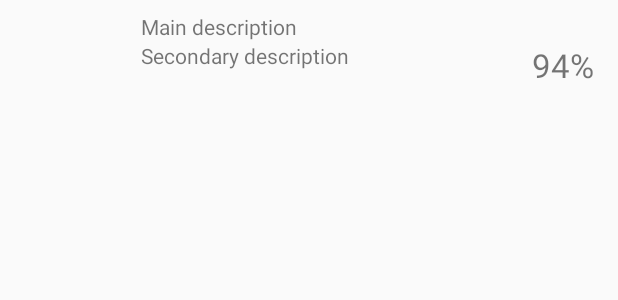
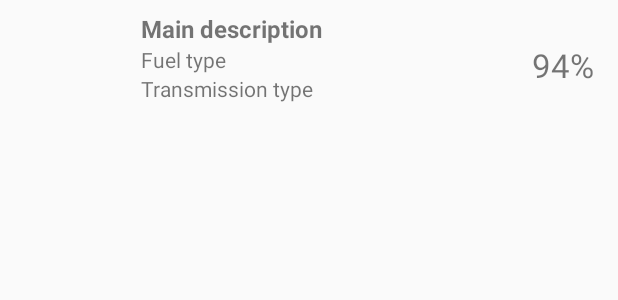
Before and after one commit to khelben5/cars, an Android app: the layout list_item_car.xml on its own in the app's theme, with its tools: preview values and no code run, on a phone screen of 412 x 824 dp. Shown: the top 300 px of the screen. Run offline under Robolectric (Android 15) with nearby library versions, the light colour scheme and no system bars.

Commit message:
Improve the list cell design.

```diff
--- a/app/src/main/res/layout/list_item_car.xml
+++ b/app/src/main/res/layout/list_item_car.xml
@@ -23,19 +23,30 @@
         android:layout_width="0dp"
         android:layout_height="wrap_content"
         android:layout_marginStart="8dp"
+        android:textSize="16sp"
+        android:textStyle="bold"
         app:layout_constraintEnd_toStartOf="@id/listItemCarFuelLevel"
         app:layout_constraintStart_toEndOf="@id/listItemCarPicture"
         app:layout_constraintTop_toTopOf="@id/listItemCarPicture"
         tools:text="Main description" />
 
     <TextView
-        android:id="@+id/listItemCarSecondaryDescription"
+        android:id="@+id/listItemCarFuel"
         android:layout_width="0dp"
         android:layout_height="wrap_content"
         app:layout_constraintEnd_toEndOf="@id/listItemCarMainDescription"
         app:layout_constraintStart_toStartOf="@id/listItemCarMainDescription"
         app:layout_constraintTop_toBottomOf="@id/listItemCarMainDescription"
-        tools:text="Secondary description" />
+        tools:text="Fuel type" />
+
+    <TextView
+        android:id="@+id/listItemCarTransmission"
+        android:layout_width="0dp"
+        android:layout_height="wrap_content"
+        app:layout_constraintEnd_toEndOf="@id/listItemCarMainDescription"
+        app:layout_constraintStart_toStartOf="@id/listItemCarMainDescription"
+        app:layout_constraintTop_toBottomOf="@id/listItemCarFuel"
+        tools:text="Transmission type" />
 
     <TextView
         android:id="@+id/listItemCarFuelLevel"
--- a/app/src/main/res/values/strings.xml
+++ b/app/src/main/res/values/strings.xml
@@ -13,7 +13,8 @@
 
     <!-- Car list item. -->
     <string name="car_list_item_main_description_template">%1$s (%2$s)</string>
-    <string name="car_list_item_secondary_description_template">%1$s/%2$s</string>
+    <string name="car_list_item_fuel_template">Fuel: %s</string>
+    <string name="car_list_item_transmission_template">Transmission: %s</string>
     <string name="car_list_item_fuel_level_template">%d \%%</string>
 
     <!-- Error texts. -->
```
Also changed, not shown: app/src/main/java/com/eduardodev/cars/presentation/car/list/CarListItemHolder.kt (+6 -3 lines).
